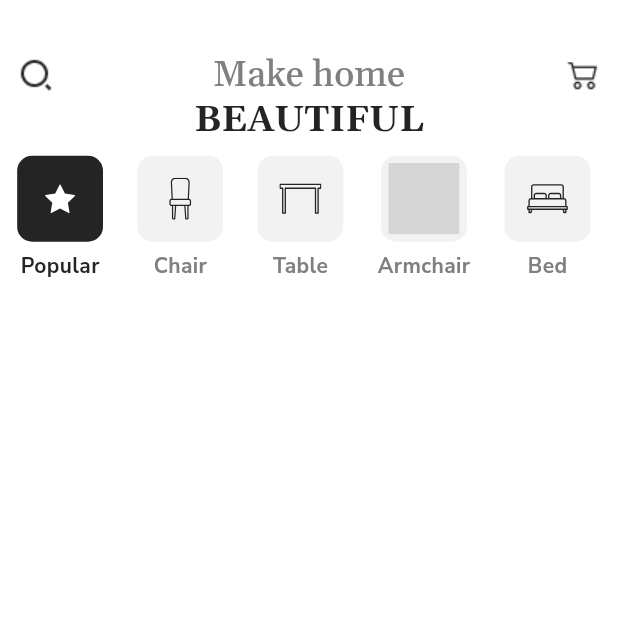
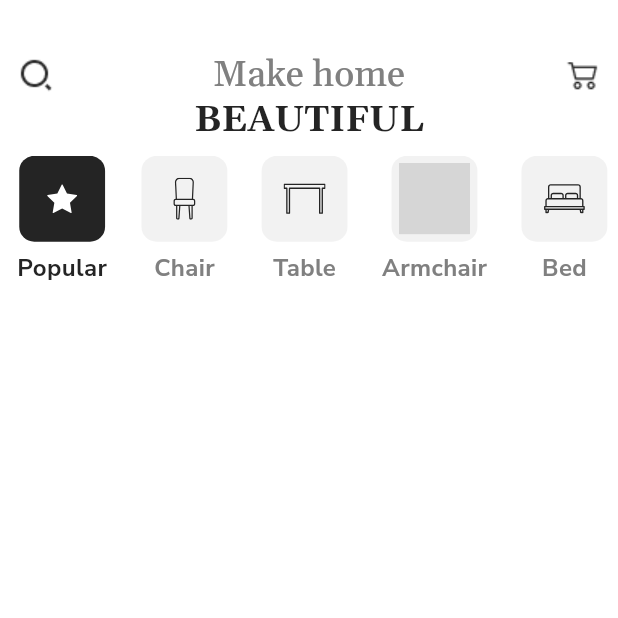
Before and after one commit to zaihcodes/furniture_shop_app_ui, a Flutter app: the screen it shows after launch, on a phone screen of 412 x 824 dp, the top half of it. Run offline on Flutter 3.47's test engine with Material 3 defaults, Android fonts, the light colour scheme and no system bars; our stand-ins replace flutter_screenutil, flutter_svg; grey boxes are pictures that could not be loaded.

Commit message:
changed the textTheme body color and bodyMedium size to 16

```diff
--- a/lib/core/app_theme.dart
+++ b/lib/core/app_theme.dart
@@ -54,17 +54,17 @@ class AppTheme {
       bodyLarge: TextStyle(
         fontFamily: 'NunitoSans',
         fontSize: 18,
-        color: Color(0xFF909090),
+        color: Color(0xFF808080),
       ),
       bodyMedium: TextStyle(
         fontFamily: 'NunitoSans',
-        fontSize: 14,
-        color: Color(0xFF909090),
+        fontSize: 16,
+        color: Color(0xFF808080),
       ),
       bodySmall: TextStyle(
         fontFamily: 'NunitoSans',
         fontSize: 12,
-        color: Color(0xFF909090),
+        color: Color(0xFF808080),
       ),
     );
   }
```
